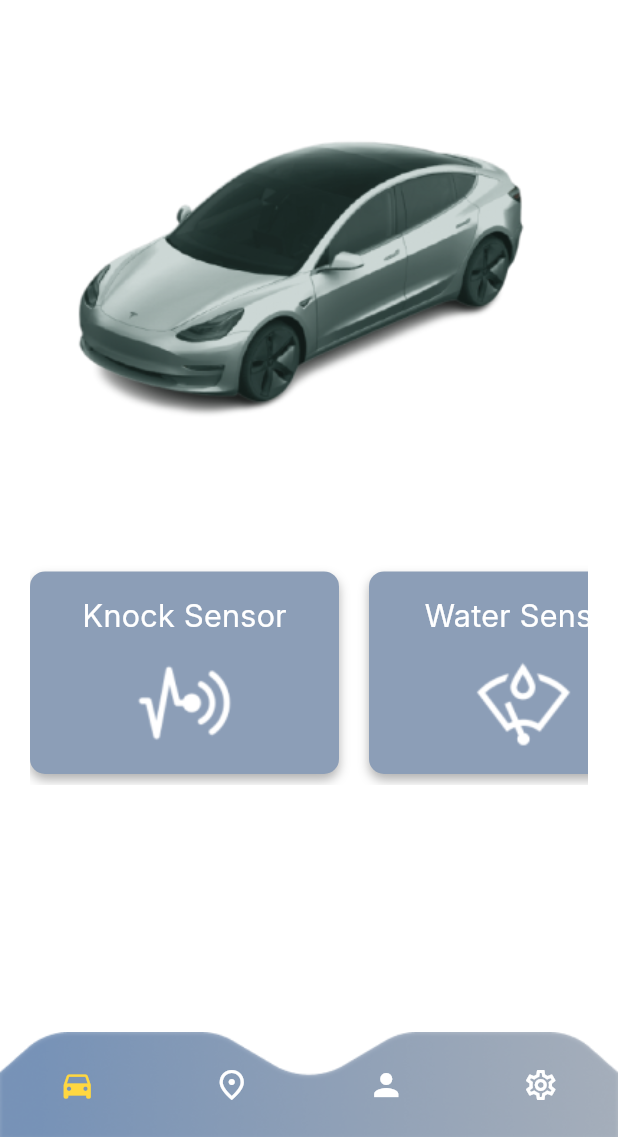
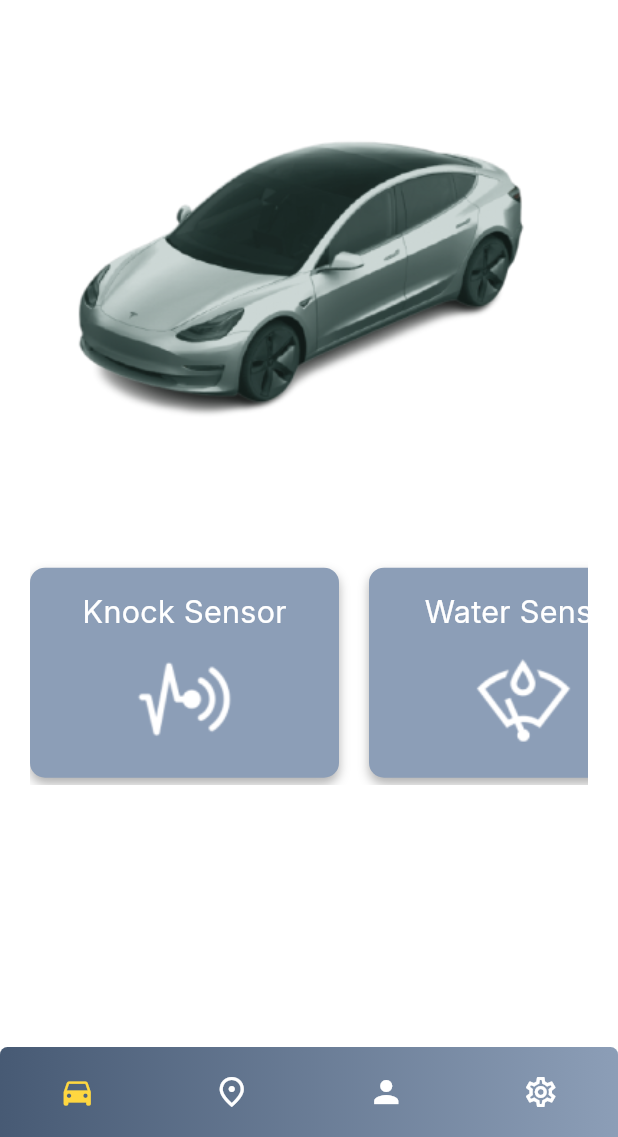
Before and after one commit to GraduationTeam12/Owner_Application, a Flutter app: the HomeScreen screen opened directly, on a phone screen of 412 x 824 dp, the part 99-1236 px from its top. Run offline on Flutter 3.47's test engine with Material 3 defaults, Android fonts, the phone set to English and light mode, and no system bars; our stand-ins replace dartz, device_preview, dio, expandable_page_view, firebase_core, firebase_messaging and 12 more; accounts and stored records are empty.

Commit message:
editing_bottom_nav_bar

```diff
--- a/lib/presentation/screens/owner_screens/check_car_scrren.dart
+++ b/lib/presentation/screens/owner_screens/check_car_scrren.dart
@@ -47,7 +47,12 @@ class CheckCarScrren extends StatelessWidget {
             SingleChildScrollView(
               scrollDirection: Axis.horizontal,
               child: SizedBox(
-                height: MediaQuery.sizeOf(context).width > 600 ? 250 : 150,
+                height: MediaQuery.sizeOf(context).width > 600
+                    ? 250
+                    : MediaQuery.sizeOf(context).width > 500 &&
+                            MediaQuery.sizeOf(context).width < 600
+                        ? 160
+                        : 150,
                 child: Row(
                   children: [
                     Wrap(
@@ -60,7 +65,12 @@ class CheckCarScrren extends StatelessWidget {
                           child: Container(
                             padding: EdgeInsets.all(15),
                             width: MediaQuery.sizeOf(context).width * 0.5,
-                            // height: MediaQuery.sizeOf(context).height * 0.16,
+                            height: MediaQuery.sizeOf(context).width < 500
+                                ? 140
+                                : MediaQuery.sizeOf(context).width > 500 &&
+                                        MediaQuery.sizeOf(context).width < 600
+                                    ? 150
+                                    : null,
                             decoration: ShapeDecoration(
                                 shadows: [
                                   BoxShadow(
@@ -109,7 +119,12 @@ class CheckCarScrren extends StatelessWidget {
                           child: Container(
                             padding: EdgeInsets.all(15),
                             width: MediaQuery.sizeOf(context).width * 0.5,
-                            // height: MediaQuery.sizeOf(context).height * 0.16,
+                            height: MediaQuery.sizeOf(context).width < 500
+                                ? 140
+                                : MediaQuery.sizeOf(context).width > 500 &&
+                                        MediaQuery.sizeOf(context).width < 600
+                                    ? 150
+                                    : null,
                             decoration: ShapeDecoration(
                                 shadows: [
                                   BoxShadow(
@@ -158,7 +173,12 @@ class CheckCarScrren extends StatelessWidget {
                           child: Container(
                             padding: EdgeInsets.all(15),
                             width: MediaQuery.sizeOf(context).width * 0.5,
-                            // height: MediaQuery.sizeOf(context).height * 0.16,
+                            height: MediaQuery.sizeOf(context).width < 500
+                                ? 140
+                                : MediaQuery.sizeOf(context).width > 500 &&
+                                        MediaQuery.sizeOf(context).width < 600
+                                    ? 150
+                                    : null,
                             decoration: ShapeDecoration(
                                 shadows: [
                                   BoxShadow(
--- a/lib/presentation/widgets/bottom_navigation_bar.dart
+++ b/lib/presentation/widgets/bottom_navigation_bar.dart
@@ -15,15 +15,24 @@ class CustomBottomNavigationBar extends StatelessWidget {
   @override
   Widget build(BuildContext context) {
     return Container(
-      height: MediaQuery.sizeOf(context).width > 600 ? 120 : 70,
+      height: MediaQuery.sizeOf(context).width > 600 ? 110 : 60,
       // width: double.infinity,
       decoration: ShapeDecoration(
-        color: Colors.white,
-          image: DecorationImage(
-              fit: BoxFit.fill,
-              image: AssetImage('assets/images/auth_images/bottombar.png')),
+        gradient: LinearGradient(colors: [
+          Color(0xFF475A74),
+          Color(0xFF8C9EB7)
+        ]),
+          // image: DecorationImage(
+          //     fit: BoxFit.fill,
+          //     image: AssetImage('assets/images/auth_images/bottombar.png')),
           shape:
-              RoundedRectangleBorder(borderRadius: BorderRadius.circular(0))),
+              RoundedRectangleBorder(
+                borderRadius: BorderRadius.only(
+                  topLeft: Radius.circular(5),
+                  topRight: Radius.circular(5),
+
+                )
+              )),
       child: Stack(
         children: [
           Row(
```
